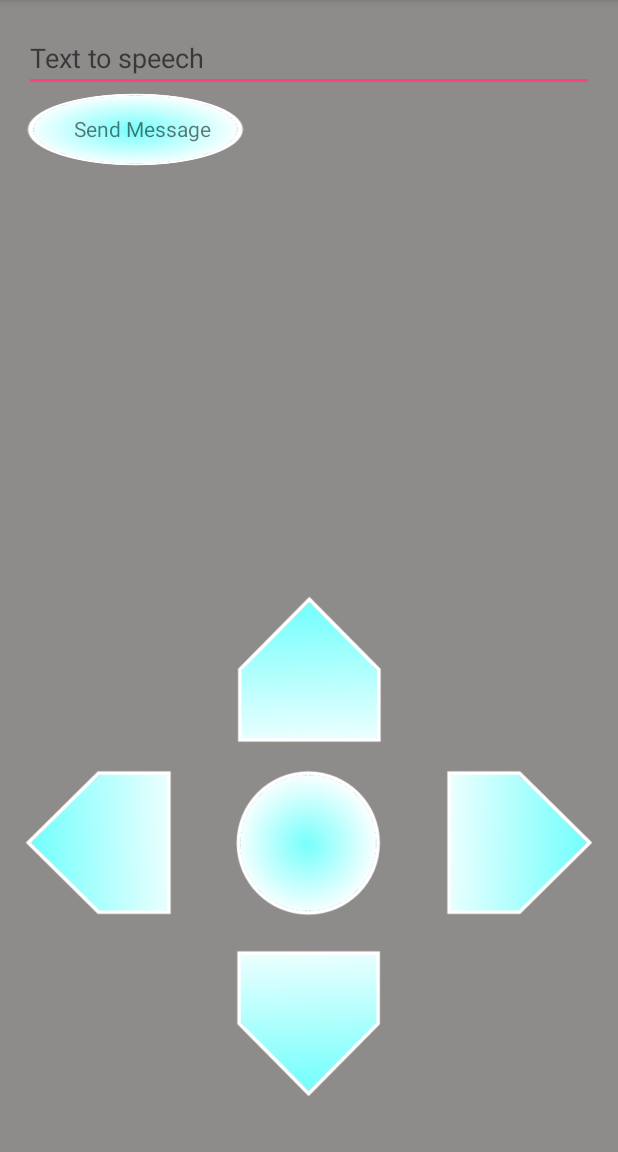
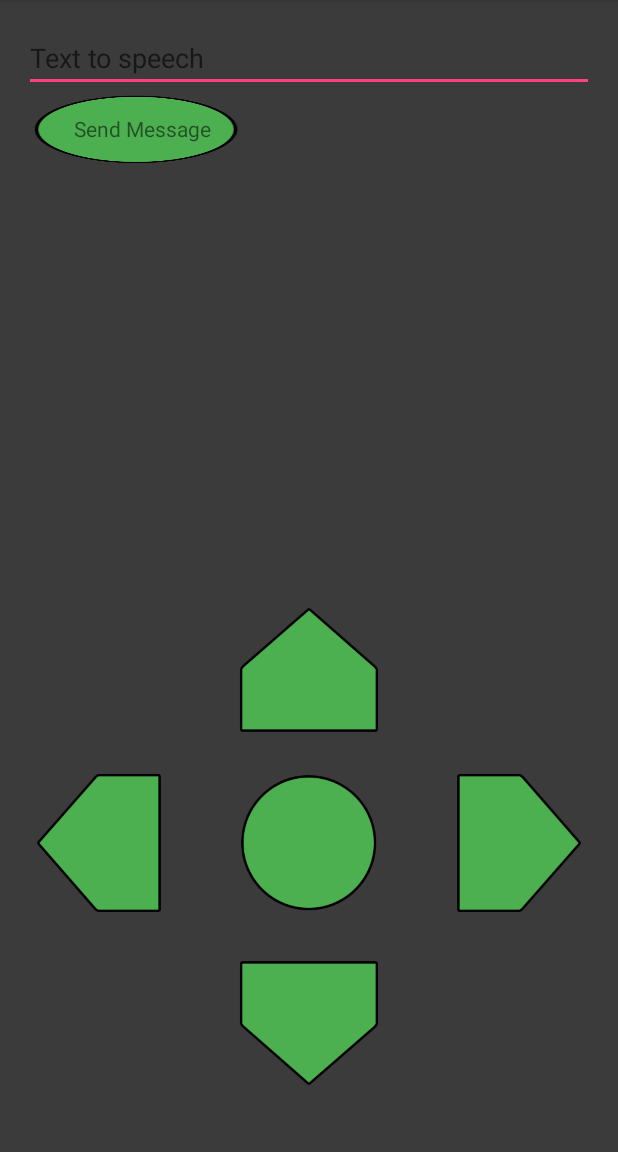
Before and after one commit to StigAkl/Mindstorm, an Android app: the screen it shows after launch (MainActivity), on a phone screen of 412 x 824 dp, the part 84-1236 px from its top. Run offline under Robolectric (Android 15) with nearby library versions, the phone set to English and light mode, and no system bars; 5 statements that could not run were skipped.

Commit message:
green color on layout buttons

```diff
--- a/app/src/main/res/layout/activity_main.xml
+++ b/app/src/main/res/layout/activity_main.xml
@@ -67,7 +67,7 @@
 
     <ImageView
         android:layout_width="100dp"
-        app:srcCompat="@drawable/button_middle"
+        app:srcCompat="@drawable/arrow_mid"
         android:id="@+id/middle"
         android:layout_height="100dp"
         android:tag="@string/stopMotors"
@@ -86,7 +86,7 @@
         android:layout_alignParentLeft="true"
         android:layout_alignParentStart="true"
         android:tag="@string/textToSpeech"
-        android:background="@drawable/button_middle" />
+        android:background="@drawable/arrow_mid" />
 
     <TextView
         android:text="Send Message"
--- a/app/src/main/res/values/colors.xml
+++ b/app/src/main/res/values/colors.xml
@@ -4,5 +4,5 @@
     <color name="colorPrimaryDark">#303F9F</color>
     <color name="colorAccent">#FF4081</color>
     <color name="buttonColor">#FFC63667</color>
-    <color name="backgroundColor">#8e8b8b</color>
+    <color name="backgroundColor">#3b3b3b</color>
 </resources>
```
Also changed, not shown: app/src/main/res/drawable/arrow_down.png, app/src/main/res/drawable/arrow_left.png, app/src/main/res/drawable/arrow_mid.png (added), app/src/main/res/drawable/arrow_right.png, app/src/main/res/drawable/arrow_up.png, app/src/main/res/drawable/button_middle.png (deleted), app/src/main/res/drawable/button_send_msg.png (added).
